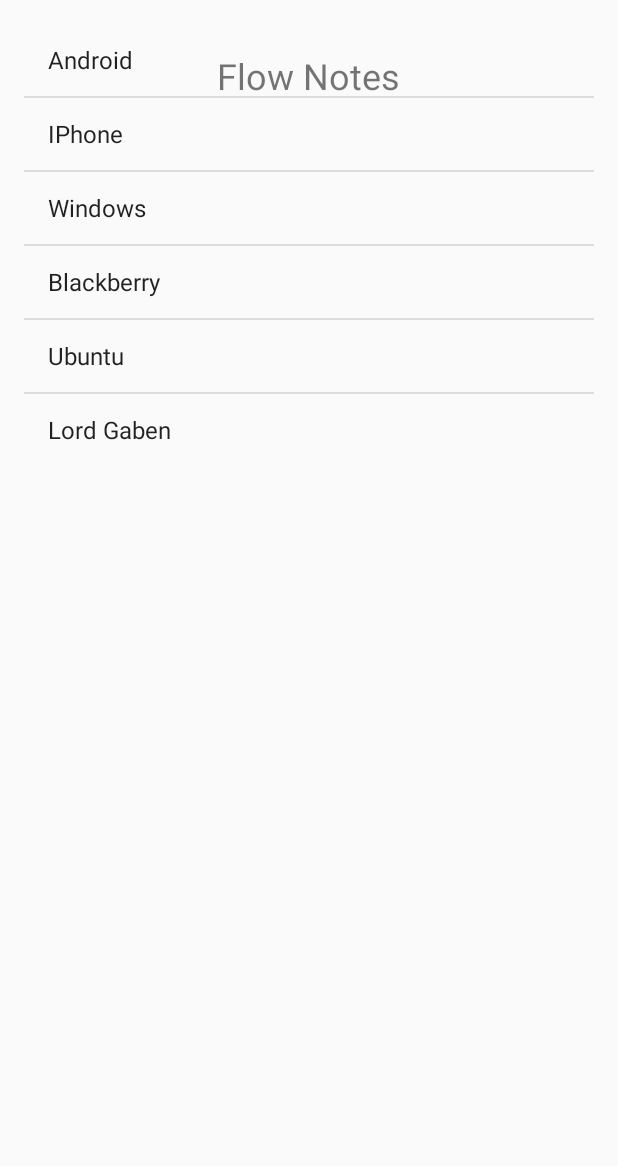
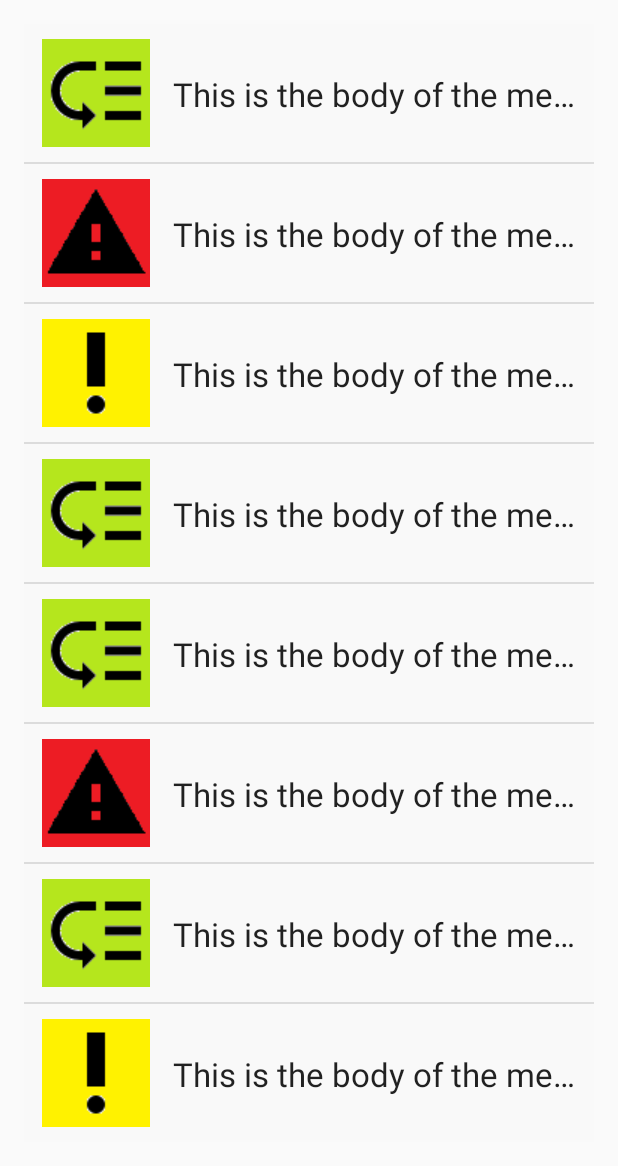
Before and after one commit to rohanperi/FlowNotes, an Android app: the NoteActivity screen opened directly, with no data from a screen before it, on a phone screen of 412 x 824 dp. Shown: the top 1166 px of the screen. Run offline under Robolectric (Android 15) with nearby library versions, the phone set to English and light mode, and no system bars.

Commit message:
note view adapters made

```diff
--- a/app/src/main/java/com/example/rohan/flownotes/MainActivityListFragment.java
+++ b/app/src/main/java/com/example/rohan/flownotes/MainActivityListFragment.java
@@ -7,21 +7,44 @@ import android.support.v4.app.Fragment;
 import android.view.View;
 import android.widget.ArrayAdapter;
 import android.widget.ListView;
+
+import java.util.ArrayList;
+
 /**
  * A simple {@link Fragment} subclass.
  */
 public class MainActivityListFragment extends ListFragment {
 
+    private ArrayList<Note> notes;
+    private NoteAdapter noteAdapter;
     @Override
     public void onActivityCreated(Bundle savedInstanceState) {
         super.onActivityCreated(savedInstanceState);
 
+
+        /*
         String[] values = new String[]{"Android", "IPhone", "Windows", "Blackberry", "Ubuntu", "Lord Gaben"};
 
         ArrayAdapter <String> adapter = new ArrayAdapter<String>(getActivity(),
                 android.R.layout.simple_list_item_1, values);
 
         setListAdapter(adapter);
+
+        */
+
+        notes =  new ArrayList<Note>();
+        notes.add(new Note("This is the body of the message", Note.Category.LOW));
+        notes.add(new Note("This is the body of the message", Note.Category.HIGH));
+        notes.add(new Note("This is the body of the message", Note.Category.MEDIUM));
+        notes.add(new Note("This is the body of the message", Note.Category.LOW));
+        notes.add(new Note("This is the body of the message", Note.Category.LOW));
+        notes.add(new Note("This is the body of the message", Note.Category.HIGH));
+        notes.add(new Note("This is the body of the message", Note.Category.LOW));
+        notes.add(new Note("This is the body of the message", Note.Category.MEDIUM));
+
+        noteAdapter = new NoteAdapter(getActivity(), notes);
+
+        setListAdapter(noteAdapter);
 
     }
 
--- a/app/src/main/java/com/example/rohan/flownotes/NoteAdapter.java
+++ b/app/src/main/java/com/example/rohan/flownotes/NoteAdapter.java
@@ -54,6 +54,7 @@ public class NoteAdapter extends ArrayAdapter<Note> {
         }
 
 
+        return convertView;
     }
 
 }
--- a/app/src/main/res/layout/activity_main.xml
+++ b/app/src/main/res/layout/activity_main.xml
@@ -10,15 +10,5 @@
     android:paddingTop="@dimen/activity_vertical_margin"
     tools:context="com.example.rohan.flownotes.NoteActivity">
 
-    <TextView
-        android:text="@string/home_title"
-        android:layout_width="wrap_content"
-        android:layout_height="wrap_content"
-        android:layout_alignParentTop="true"
-        android:layout_centerHorizontal="true"
-        android:layout_marginTop="18dp"
-        android:id="@+id/main_text"
-        android:textSize="24sp" />
-
     <include layout="@layout/content_main" />
 </RelativeLayout>
```
